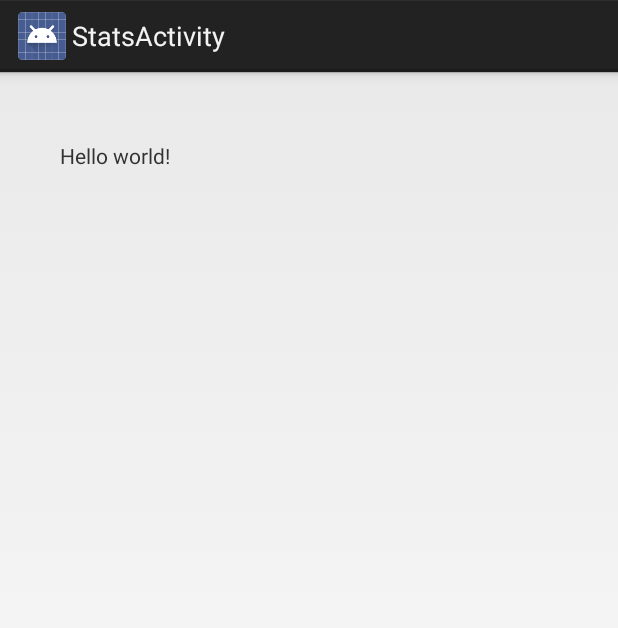
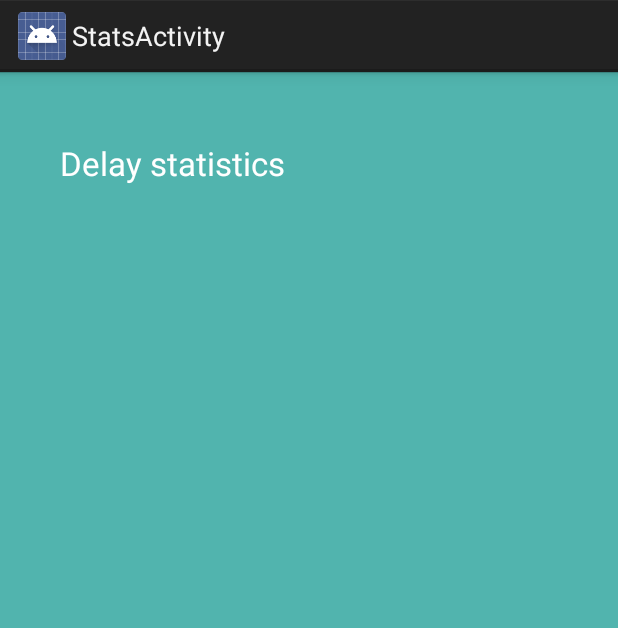
Before and after one commit to blupp/Delays, an Android app: the StatsActivity screen opened directly, with no data from a screen before it, on a phone screen of 412 x 824 dp. Shown: the top 628 px of the screen. Run offline under Robolectric (Android 15) with nearby library versions, the phone set to English and light mode, and no system bars; 1 statement that could not run was skipped.

Commit message:
Added chart lib EazeGraph

```diff
--- a/app/build.gradle
+++ b/app/build.gradle
@@ -2,7 +2,7 @@ apply plugin: 'com.android.application'
 
 android {
     compileSdkVersion 19
-    buildToolsVersion "20.0.0"
+    buildToolsVersion '20.0.0'
 
     defaultConfig {
         applicationId "com.bjorkelid.delays"
@@ -21,4 +21,6 @@ android {
 
 dependencies {
     compile fileTree(dir: 'libs', include: ['*.jar'])
+    compile 'com.github.blackfizz:eazegraph:1.1.14-SNAPSHOT@aar'
+    compile 'com.nineoldandroids:library:2.4.0'
 }
--- a/app/src/main/res/layout/activity_stats.xml
+++ b/app/src/main/res/layout/activity_stats.xml
@@ -6,11 +6,30 @@
     android:paddingRight="@dimen/activity_horizontal_margin"
     android:paddingTop="@dimen/activity_vertical_margin"
     android:paddingBottom="@dimen/activity_vertical_margin"
-    tools:context="com.bjorkelid.delays.StatsActivity">
+    tools:context="com.bjorkelid.delays.StatsActivity"
+    android:background="#51B4AE">
 
     <TextView
-        android:text="@string/hello_world"
+        android:layout_width="match_parent"
+        android:layout_height="wrap_content"
+        android:text="Delay statistics"
+        android:id="@+id/textView"
+        android:textSize="22sp"
+        android:textColor="#ffffffff"
+        android:layout_alignParentTop="true"
+        android:layout_centerHorizontal="true" />
+
+    <TextView
         android:layout_width="wrap_content"
-        android:layout_height="wrap_content" />
-
+        android:layout_height="wrap_content"
+        android:id="@+id/delaysStatsTextView"
+        android:layout_below="@+id/textView"
+        android:layout_alignParentLeft="true"
+        android:layout_alignParentStart="true"
+        android:layout_marginTop="34dp"
+        android:layout_alignParentBottom="true"
+        android:layout_alignParentRight="true"
+        android:layout_alignParentEnd="true"
+        android:textColor="#FFF"
+        android:textSize="20sp" />
 </RelativeLayout>
--- a/build.gradle
+++ b/build.gradle
@@ -3,6 +3,7 @@
 buildscript {
     repositories {
         jcenter()
+
     }
     dependencies {
         classpath 'com.android.tools.build:gradle:0.12.2'
@@ -15,5 +16,8 @@ buildscript {
 allprojects {
     repositories {
         jcenter()
+        maven {
+            url 'https://oss.sonatype.org/content/groups/public'
+        }
     }
 }
```
Also changed, not shown: app/src/main/java/com/bjorkelid/delays/StatsActivity.java (+28 -5 lines), 1 other file.
